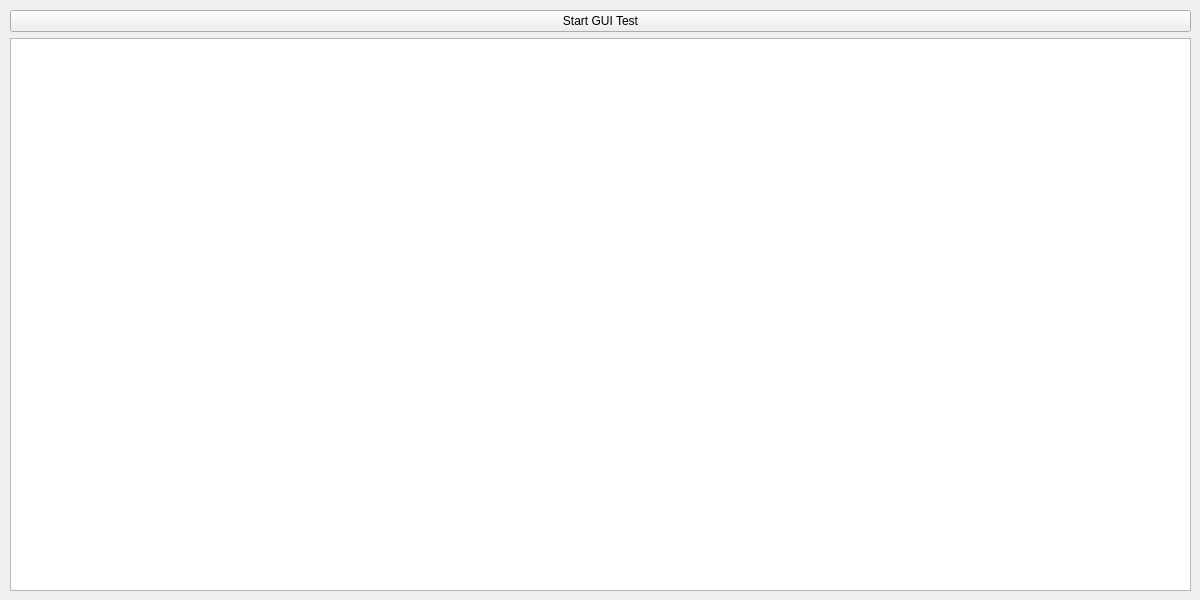
This is TESTING_WINDOWS_GUI/mainwindow.ui in amosproj/amos2024ss07-updating-flash-boot-loader as Qt 5 draws it before an edit. The edited form follows.
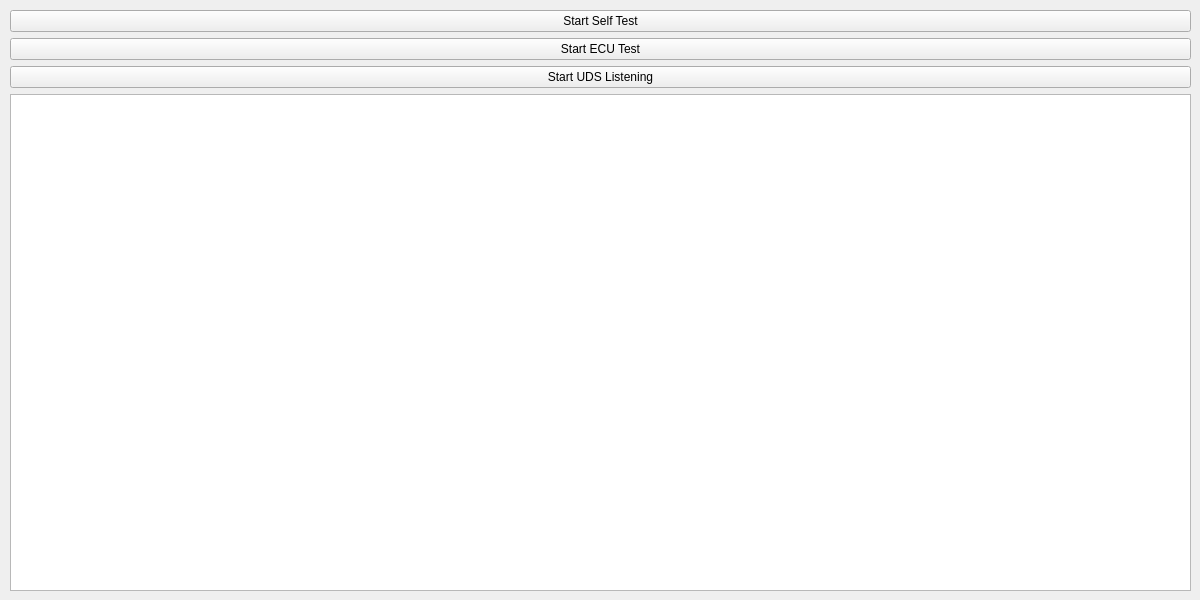
This is the edited form.

Diff of the .ui file:
```diff
--- a/TESTING_WINDOWS_GUI/mainwindow.ui
+++ b/TESTING_WINDOWS_GUI/mainwindow.ui
@@ -30,16 +30,30 @@
      </rect>
     </property>
     <layout class="QGridLayout" name="gridLayout">
-     <item row="0" column="0">
-      <widget class="QPushButton" name="StartGUITest">
-       <property name="text">
-        <string>Start GUI Test</string>
-       </property>
-      </widget>
-     </item>
      <item row="1" column="0">
+      <widget class="QPushButton" name="StartECUTest">
+       <property name="text">
+        <string>Start ECU Test</string>
+       </property>
+      </widget>
+     </item>
+     <item row="0" column="0">
+      <widget class="QPushButton" name="StartSelfTest">
+       <property name="text">
+        <string>Start Self Test</string>
+       </property>
+      </widget>
+     </item>
+     <item row="3" column="0">
       <widget class="QPlainTextEdit" name="consoleOut"/>
      </item>
+     <item row="2" column="0">
+      <widget class="QPushButton" name="StartUDSListening">
+       <property name="text">
+        <string>Start UDS Listening</string>
+       </property>
+      </widget>
+     </item>
     </layout>
    </widget>
   </widget>
```
Left out of the diff: 2 changed lines with no effect on the pictures.
